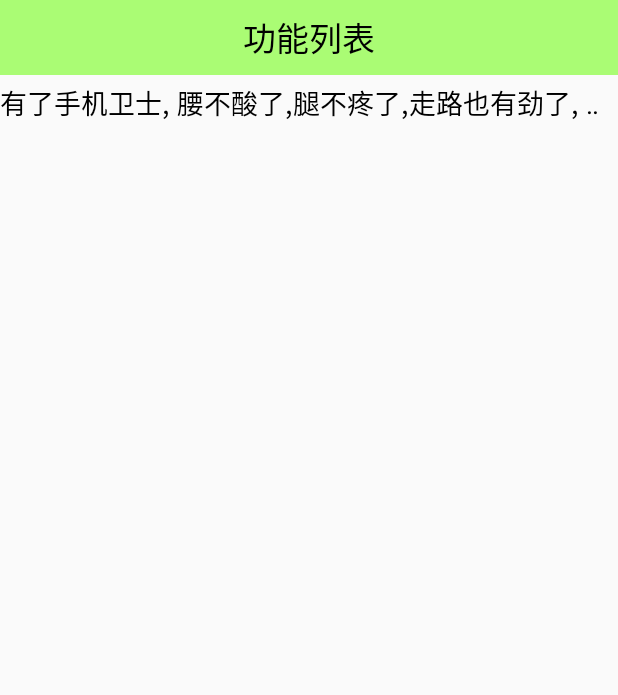
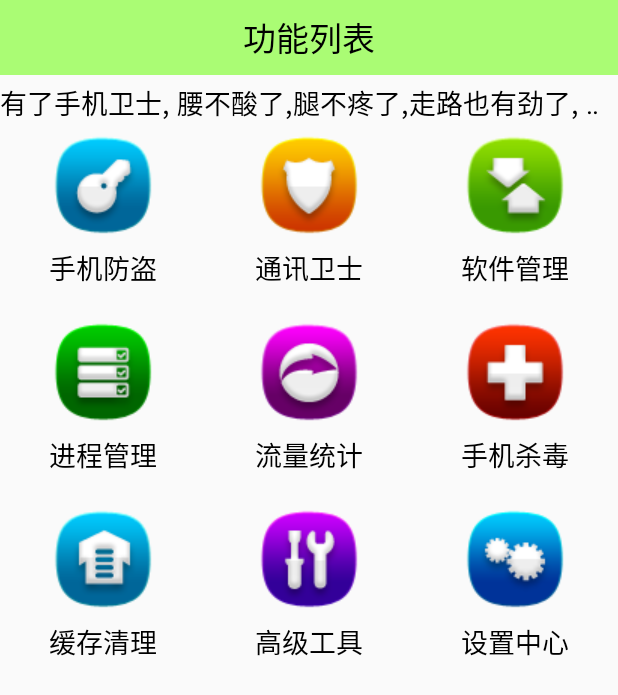
Before and after one commit to ftfrfe/PhoneGuard, an Android app: the screen it shows after launch (HomeActivity), on a phone screen of 412 x 824 dp. Shown: the top 695 px of the screen. Run offline under Robolectric (Android 15) with nearby library versions, the phone set to English and light mode, and no system bars; our stand-ins replace ButterKnife.

Commit message:
0.1.5  设置主页面的Adapter  继承了BaseAdapter

```diff
--- a/app/src/main/java/com/example/ggyy/phoneguard/activity/HomeActivity.java
+++ b/app/src/main/java/com/example/ggyy/phoneguard/activity/HomeActivity.java
@@ -9,10 +9,11 @@ import android.text.TextUtils;
 import android.view.View;
 import android.view.ViewGroup;
 import android.widget.AdapterView;
-import android.widget.AdapterView.OnItemClickListener;
 import android.widget.BaseAdapter;
 import android.widget.GridView;
-import android.widget.LinearLayout;
+import android.widget.AdapterView.OnItemClickListener;
+import android.widget.ImageView;
+import android.widget.TextView;
 
 import com.example.ggyy.phoneguard.R;
 
@@ -21,11 +22,18 @@ import butterknife.ButterKnife;
 
 public class HomeActivity extends Activity {
 
+
     @Bind(R.id.gv_home)
     GridView gvHome;
-    @Bind(R.id.activity_home)
-    LinearLayout activityHome;
     private SharedPreferences sharedPreferences;
+    private String[] mItems = new String[]{"手机防盗", "通讯卫士", "软件管理", "进程管理",
+            "流量统计", "手机杀毒", "缓存清理", "高级工具", "设置中心"};
+
+    private int[] mPics = new int[]{R.drawable.home_safe,
+            R.drawable.home_callmsgsafe, R.drawable.home_apps,
+            R.drawable.home_taskmanager, R.drawable.home_netmanager,
+            R.drawable.home_trojan, R.drawable.home_sysoptimize,
+            R.drawable.home_tools, R.drawable.home_settings};
 
     /**
      * 1.获取数据共享对象SharePreferences  mPerf （getSharedPreferences("congif",MODE_PREIVATE)）
@@ -37,21 +45,26 @@ public class HomeActivity extends Activity {
     protected void onCreate(Bundle savedInstanceState) {
         super.onCreate(savedInstanceState);
         setContentView(R.layout.activity_home);
+
+        System.out.println("进入主页面 bind之前");
+
+        System.out.println("进入主页面后 bind之后");
+        sharedPreferences = getSharedPreferences("config", MODE_PRIVATE);
+        System.out.println("创建sp");
         ButterKnife.bind(this);
-        sharedPreferences = getSharedPreferences("config", MODE_PRIVATE);
         gvHome.setAdapter(new HomeAdapter());
 
         //设置点击
         gvHome.setOnItemClickListener(new OnItemClickListener() {
             @Override
             public void onItemClick(AdapterView<?> parent, View view, int i, long l) {
-                switch (i){
+                switch (i) {
                     case 0://手机防盗
                         showPasswordDialog();
                         break;
 
-                    case  8://设置中心
-                        startActivity(new Intent(HomeActivity.this,SettingActivity.class));
+                    case 8://设置中心
+                        startActivity(new Intent(HomeActivity.this, SettingActivity.class));
 
                         break;
                     default:
@@ -66,12 +79,11 @@ public class HomeActivity extends Activity {
 
     protected void showPasswordDialog() {
         String savePassword = sharedPreferences.getString("password", null);
-            if(!TextUtils.isEmpty(savePassword)){//判断密码是否设置了
-                showPasswordInputDialog(); //进入输入密码框
-            }
-        else {
-                showPasswordSetDialog();//进入设置密码框
-            }
+        if (!TextUtils.isEmpty(savePassword)) {//判断密码是否设置了
+            showPasswordInputDialog(); //进入输入密码框
+        } else {
+            showPasswordSetDialog();//进入设置密码框
+        }
     }
 
     private void showPasswordInputDialog() {
@@ -87,7 +99,7 @@ public class HomeActivity extends Activity {
          */
         AlertDialog.Builder builder = new AlertDialog.Builder(this);
         AlertDialog dialog = builder.create();
-       // View.inflate(this,R)
+        View view = View.inflate(this, R.layout.dailog_input_password, null);
 
 
     }
@@ -95,22 +107,28 @@ public class HomeActivity extends Activity {
     class HomeAdapter extends BaseAdapter {
         @Override
         public int getCount() {
-            return 0;
+            return mItems.length;
         }
 
         @Override
         public Object getItem(int i) {
-            return null;
+            return mItems[i];
         }
 
         @Override
         public long getItemId(int i) {
-            return 0;
+            return i;
         }
 
         @Override
-        public View getView(int i, View view, ViewGroup viewGroup) {
-            return null;
+        public View getView(int i, View contentView, ViewGroup viewGroup) {
+            View view = View.inflate(HomeActivity.this, R.layout.home_list_item,null);
+            ImageView ivView = (ImageView) view.findViewById(R.id.iv_item);
+            TextView tvView = (TextView) view.findViewById(R.id.tv_item);
+
+            tvView.setText(mItems[i]);
+            ivView.setImageResource(mPics[i]);
+            return view;
         }
     }
 }
--- a/app/src/main/java/com/example/ggyy/phoneguard/activity/SplashActivity.java
+++ b/app/src/main/java/com/example/ggyy/phoneguard/activity/SplashActivity.java
@@ -80,6 +80,7 @@ public class SplashActivity extends AppCompatActivity {
     private void enterHome() {
         Intent intent = new Intent(this, HomeActivity.class);
         startActivity(intent);
+        System.out.println("进入主页面，关闭闪屏");
         act.finish();
 
 
--- a/app/src/main/res/layout/activity_home.xml
+++ b/app/src/main/res/layout/activity_home.xml
@@ -1,9 +1,8 @@
 <?xml version="1.0" encoding="utf-8"?>
 <LinearLayout xmlns:android="http://schemas.android.com/apk/res/android"
-    android:id="@+id/activity_home"
     android:layout_width="match_parent"
     android:layout_height="match_parent"
-    android:orientation="vertical">
+    android:orientation="vertical" >
 
     <TextView
         style="@style/TitleStyle"
--- /dev/null
+++ b/app/src/main/res/layout/home_list_item.xml
@@ -0,0 +1,23 @@
+<?xml version="1.0" encoding="utf-8"?>
+<LinearLayout xmlns:android="http://schemas.android.com/apk/res/android"
+    android:layout_width="wrap_content"
+    android:layout_height="wrap_content"
+    android:gravity="center"
+    android:orientation="vertical" >
+
+    <ImageView
+        android:id="@+id/iv_item"
+        android:layout_width="wrap_content"
+        android:layout_height="wrap_content"
+        android:src="@drawable/home_apps" />
+
+    <TextView
+        android:id="@+id/tv_item"
+        android:layout_width="wrap_content"
+        android:layout_height="wrap_content"
+        android:layout_marginTop="5dp"
+        android:textColor="@color/black"
+        android:textSize="18sp"
+        android:text="手机防盗" />
+
+</LinearLayout>
```
